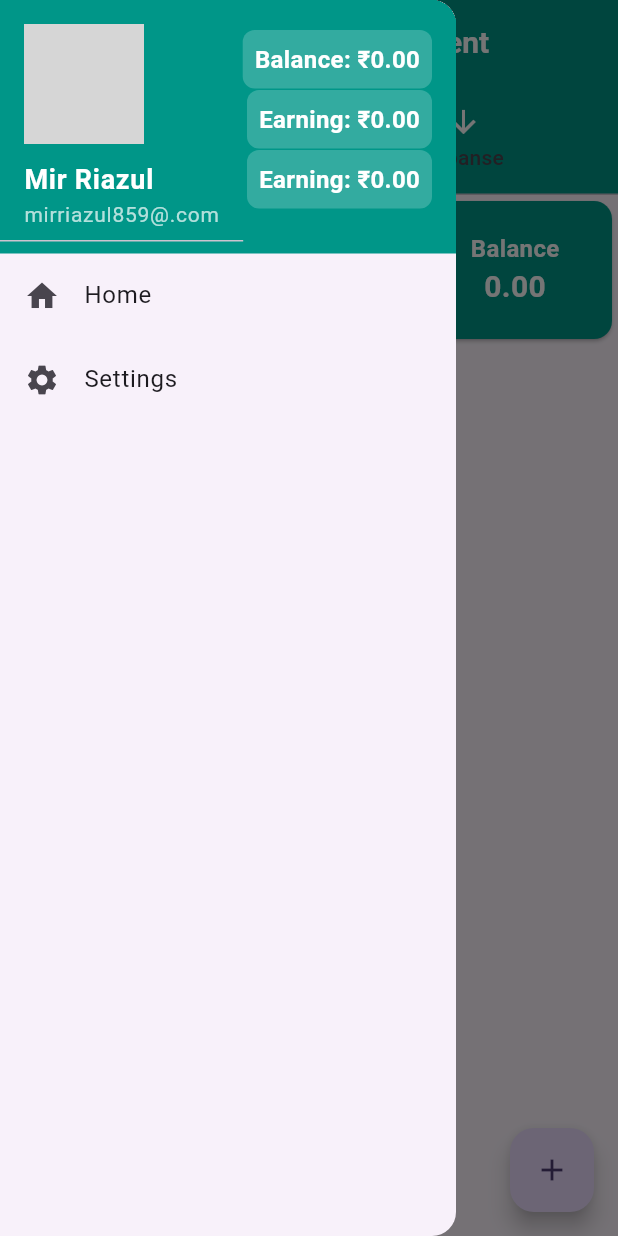
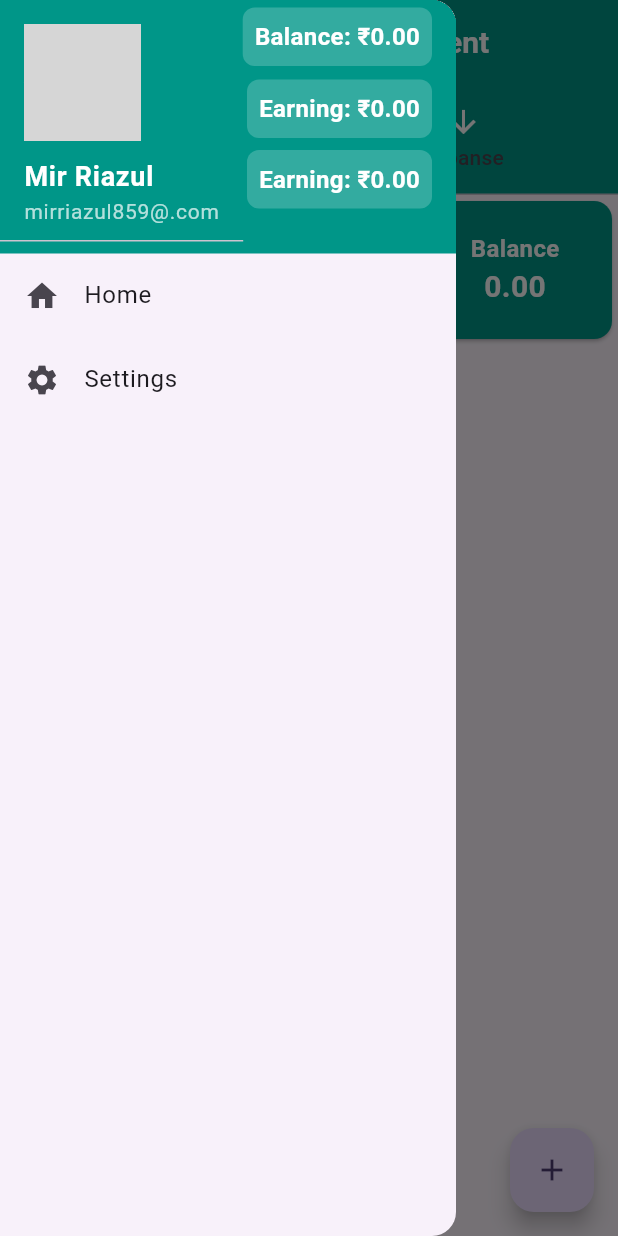
Before and after one commit to MIR-RIAZUL/money_management_project, a Flutter app: the screen it shows after launch, with the side drawer open, on a phone screen of 412 x 824 dp. Run offline on Flutter 3.47's test engine with Material 3 defaults, Android fonts, the light colour scheme and no system bars; network calls fail; grey boxes are pictures that could not be loaded.

Commit message:
update of drawer

```diff
--- a/lib/money.dart
+++ b/lib/money.dart
@@ -157,7 +157,7 @@ class _MOneyManagementState extends State<MOneyManagement>
                         crossAxisAlignment: CrossAxisAlignment.start,
                         children: [
                           CircleAvatar(
-                            radius: 40,
+                            radius: 39,
                             backgroundImage: NetworkImage(
                               "https://scontent.fdac189-1.fna.fbcdn.net/v/t39.30808-6/498692148_2403836573324104_1909885292037843185_n.jpg?_nc_cat=101&ccb=1-7&_nc_sid=cc71e4&_nc_eui2=AeEVoUPyQnEvaf0hWgVl0Rh5QILtjBdjuYhAgu2MF2O5iPq5jpCoadpblyZnf4v4lcTRh1uy1iM4hBN7L2dkd4Ab&_nc_ohc=H3q565fx_YgQ7kNvwGvdBQG&_nc_oc=Adkdn0LQolkR1xlqEIQEF-Efx7nDtijEstoZOi4qEOf-YUQHuajQugz-SF9xCRNc1CY&_nc_zt=23&_nc_ht=scontent.fdac189-1.fna&_nc_gid=GyR5ExO4TXsMJBa5fpU7Cg&oh=00_AfVob-7ivuLLT36KPX_j26DOlnoZi1AhN0tvBjqZsFQV1w&oe=68AFB9CC",
                             ),
@@ -182,7 +182,7 @@ class _MOneyManagementState extends State<MOneyManagement>
                       ),
                     ),
                     Positioned(
-                      top: 20,
+                      top: 5,
                       right: 16,
                       child: Container(
                         padding: EdgeInsets.all(8),
@@ -201,7 +201,7 @@ class _MOneyManagementState extends State<MOneyManagement>
                       ),
                     ),
                     Positioned(
-                      top: 60,
+                      top: 53,
                       right: 16,
                       child: Container(
                         padding: EdgeInsets.all(8),
```
